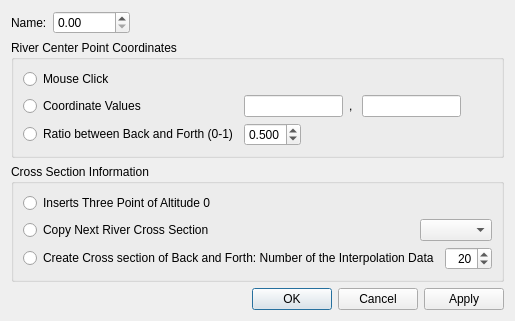
Above: libs/geodata/riversurvey/geodatariverpathpointinsertdialog.ui from i-RIC/prepost-gui before the change. Below: the same form after it.
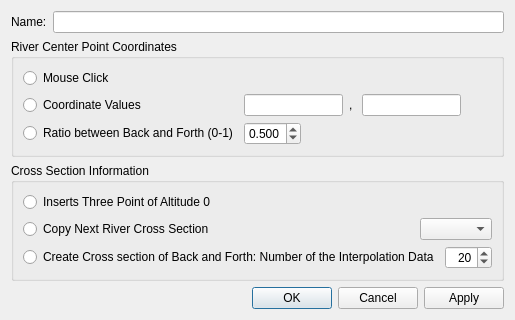
That is the form after the change. Custom widgets are drawn as their Qt base class.

The edit to the form file:
```diff
--- a/libs/geodata/riversurvey/geodatariverpathpointinsertdialog.ui
+++ b/libs/geodata/riversurvey/geodatariverpathpointinsertdialog.ui
@@ -6,7 +6,7 @@
    <rect>
     <x>0</x>
     <y>0</y>
-    <width>497</width>
+    <width>499</width>
     <height>295</height>
    </rect>
   </property>
@@ -15,7 +15,7 @@
   </property>
   <layout class="QVBoxLayout" name="verticalLayout_2">
    <item>
-    <layout class="QHBoxLayout" name="horizontalLayout_5">
+    <layout class="QHBoxLayout" name="horizontalLayout_5" stretch="0,1">
      <item>
       <widget class="QLabel" name="nameLabel">
        <property name="text">
@@ -24,30 +24,7 @@
       </widget>
      </item>
      <item>
-      <widget class="QDoubleSpinBox" name="nameSpinBox">
-       <property name="decimals">
-        <number>2</number>
-       </property>
-       <property name="maximum">
-        <double>10000.000000000000000</double>
-       </property>
-       <property name="singleStep">
-        <double>0.100000000000000</double>
-       </property>
-      </widget>
-     </item>
-     <item>
-      <spacer name="horizontalSpacer_4">
-       <property name="orientation">
-        <enum>Qt::Horizontal</enum>
-       </property>
-       <property name="sizeHint" stdset="0">
-        <size>
-         <width>40</width>
-         <height>20</height>
-        </size>
-       </property>
-      </spacer>
+      <widget class="QLineEdit" name="nameEdit"/>
      </item>
     </layout>
    </item>
```
